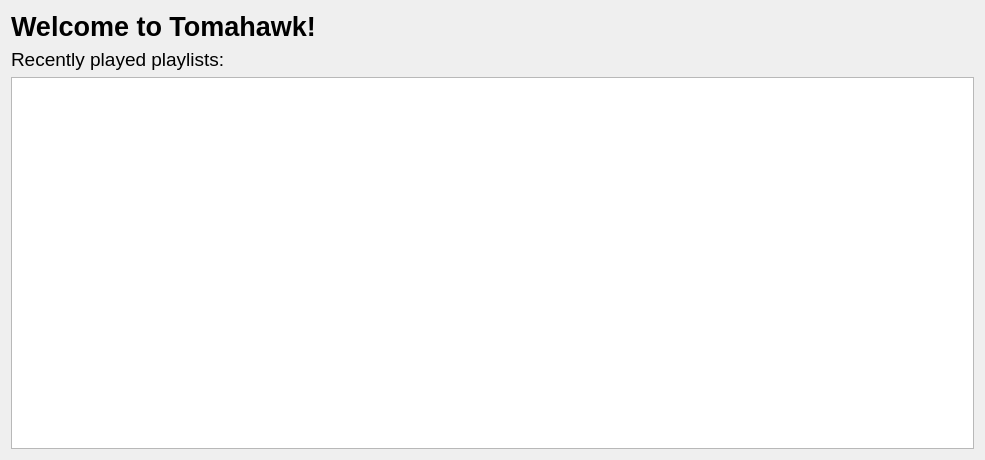
First picture: the form in src/widgets/welcomewidget.ui, repository tomahawk-player/tomahawk, before the edit.
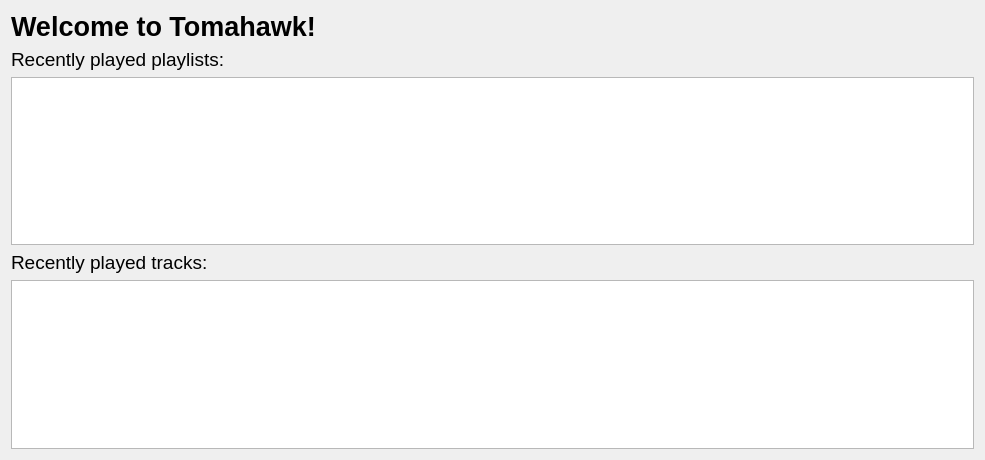
Second picture: the form after the edit. Custom widgets are drawn as their Qt base class.

Commit message: * Two new DatabaseCommands: LogPlayback and PlaybackHistory. * LogPlayback keeps track of recently played songs in the database. * PlaybackHistory retrieves playback logs from the database. * Added "recently-played" views to WelcomeWidget & SourceInfoWidget. * Needs testing.

Diff of the .ui file:
```diff
--- a/src/widgets/welcomewidget.ui
+++ b/src/widgets/welcomewidget.ui
@@ -43,8 +43,30 @@
    <item>
     <widget class="QListWidget" name="playlistWidget"/>
    </item>
+   <item>
+    <widget class="QLabel" name="label_3">
+     <property name="font">
+      <font>
+       <pointsize>14</pointsize>
+      </font>
+     </property>
+     <property name="text">
+      <string>Recently played tracks:</string>
+     </property>
+    </widget>
+   </item>
+   <item>
+    <widget class="PlaylistView" name="tracksView"/>
+   </item>
   </layout>
  </widget>
+ <customwidgets>
+  <customwidget>
+   <class>PlaylistView</class>
+   <extends>QTreeView</extends>
+   <header>playlistview.h</header>
+  </customwidget>
+ </customwidgets>
  <resources/>
  <connections/>
 </ui>
```
The commit also changes 22 other files.
